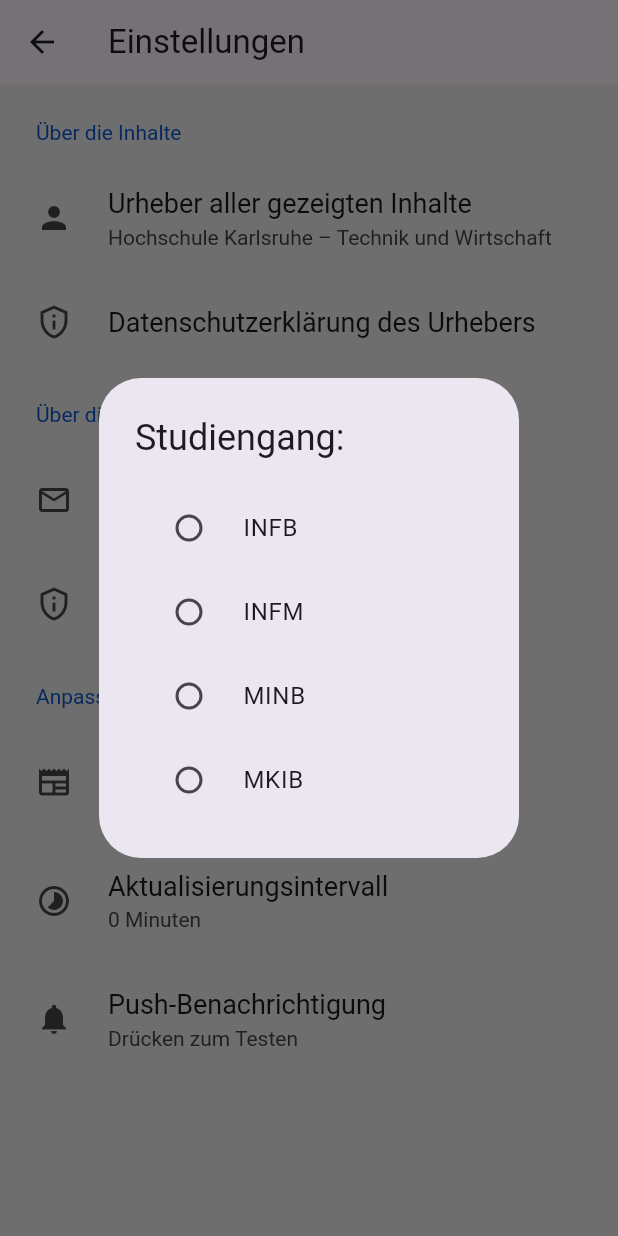
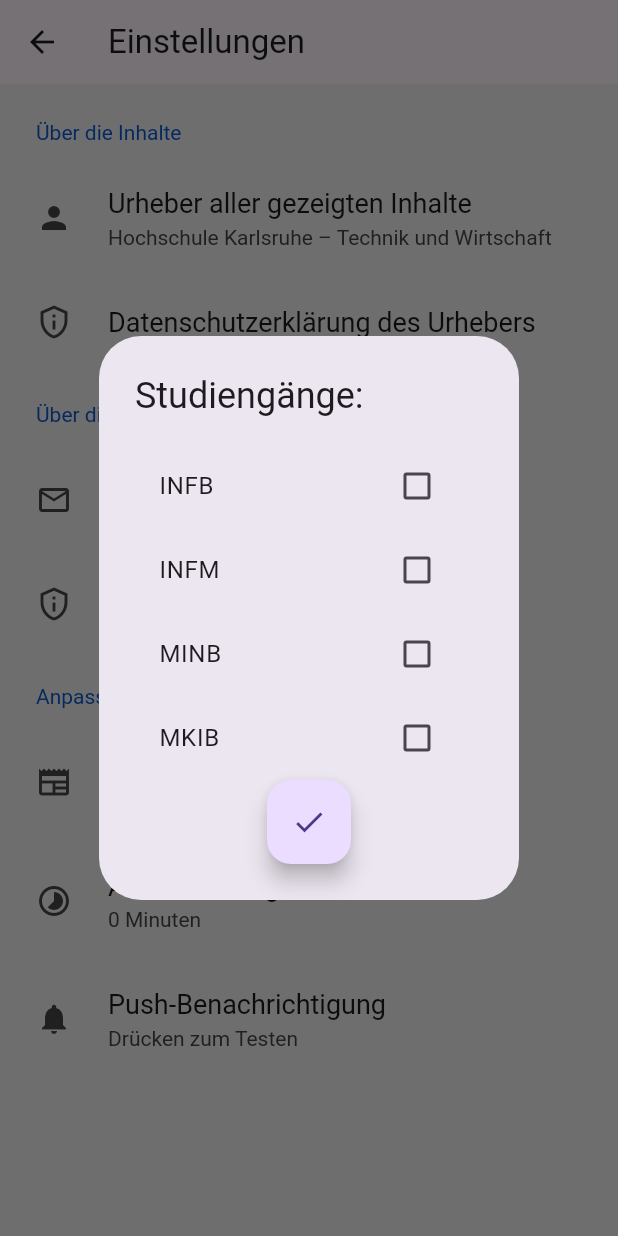
Before and after one commit to lr101/iwi_bulletinboard, a Flutter app: the SettingsPage screen opened directly with empty values, after a tap on "Studiengang", on a phone screen of 412 x 824 dp. Run offline on Flutter 3.47's test engine with Material 3 defaults, Android fonts, the phone set to English and light mode, and no system bars; drawn by our look-alikes of settings_ui; our stand-ins replace firebase_core, flutter_local_notifications, permission_handler, shared_preferences, timezone; missing offline and left inert: background_fetch; accounts and stored records are empty; generated files the repository leaves out were written again; network calls fail.

Commit message:
Not really working

```diff
--- a/lib/widgets/settings_page.dart
+++ b/lib/widgets/settings_page.dart
@@ -11,9 +11,9 @@ import '../util/notification_service.dart';
 class SettingsPage extends StatefulWidget {
   const SettingsPage({super.key, required this.schwarzesBrett, required this.onSchwarzesBrettChanged, required this.onIntervalChanged, required this.interval});
 
-  final String schwarzesBrett;
+  final List<String> schwarzesBrett;
   final int interval;
-  final Function(String) onSchwarzesBrettChanged;
+  final Function(List<String> newSetting) onSchwarzesBrettChanged;
   final Function(int) onIntervalChanged;
 
   @override
@@ -22,13 +22,13 @@ class SettingsPage extends StatefulWidget {
 
 class _SettingsPage extends State<SettingsPage> {
 
-  late String courses;
+  late Set<String> courses;
   late int interval;
 
   @override
   void initState() {
     super.initState();
-    courses = widget.schwarzesBrett;
+    courses = widget.schwarzesBrett.toSet();
     interval = widget.interval;
 
   }
@@ -90,7 +90,7 @@ class _SettingsPage extends State<SettingsPage> {
               SettingsTile.navigation(
                 leading: Icon(Icons.newspaper_outlined),
                 title: Text("Studiengang"),
-                value: Text(courses),
+                value: Text(courses.join(",")),
                 description: Text("Das schwarze Brett des st"),
                 onPressed: (_) => _showSettingsDialog(context),
               ),
@@ -108,7 +108,7 @@ class _SettingsPage extends State<SettingsPage> {
                   NotificationService().showLocalNotification(
                       id: 1,
                       title: "Test-Benachrichtigung",
-                      body: "Subtitel",
+                      body: "Subtitel" + ":\n" + "Dies ist der Testinhalt",
                       payload: "Dies ist der Testinhalt"
                   );
                 },
@@ -177,28 +177,44 @@ class _SettingsPage extends State<SettingsPage> {
       barrierDismissible: true, // user must tap button for close dialog!
       builder: (BuildContext context) {
         return AlertDialog(
-          title: const Text('Studiengang:'),
+          title: const Text('Studiengänge:'),
           content: SingleChildScrollView(
-            child: ListBody(
-              children: <String>['INFB', 'INFM', 'MINB', 'MKIB']
-                  .map((String setting) {
-                return RadioListTile<String>(
+            child: Column(
+              children: [
+                StatefulBuilder(
+                builder: (context, setStateSB) =>
+                  ListBody(
+                        children: <String>['INFB', 'INFM', 'MINB', 'MKIB'].map((String setting) {
+                          return CheckboxListTile(
                             title: Text(setting),
-                  value: setting,
-                  groupValue: widget.schwarzesBrett,
-                  onChanged: (String? value) {
-                    if (value != null) {
-                      prefs.setString('setting', value);
-                      setState(() {
-                        courses = value;
+                            value: courses.contains(setting),
+                            onChanged: (value) {
+                              setStateSB(() {
+                                  if (value != null && value) {
+                                    courses.add(setting);
+                                  } else if (value != null) {
+                                    courses.remove(setting);
+                                  }
                                 });
-                      widget.onSchwarzesBrettChanged(value);
-                    }
-                    Navigator.of(context).pop(); // Close the dialog
                             },
                           );
                         }).toList(),
                       ),
+                ),
+                Align(
+                  alignment: Alignment.bottomCenter,
+                  child: FloatingActionButton(
+                    child: Icon(Icons.done),
+                      onPressed: () {
+                    widget.onSchwarzesBrettChanged(courses.toList());
+                    setState(() {
+                      prefs.setStringList('setting', courses.toList());
+                    });
+                    Navigator.pop(context);
+                  })
+                )
+              ]
+            )
           ),
         );
       },
--- a/pubspec.yaml
+++ b/pubspec.yaml
@@ -16,7 +16,7 @@ publish_to: 'none' # Remove this line if you wish to publish to pub.dev
 # https://developer.apple.com/library/archive/documentation/General/Reference/InfoPlistKeyReference/Articles/CoreFoundationKeys.html
 # In Windows, build-name is used as the major, minor, and patch parts
 # of the product and file versions while build-number is used as the build suffix.
-version: 1.0.0+6
+version: 1.0.1+8
 
 environment:
   sdk: '>=3.2.3 <4.0.0'
@@ -57,6 +57,7 @@ dependencies:
   # The following adds the Cupertino Icons font to your application.
   # Use with the CupertinoIcons class for iOS style icons.
   cupertino_icons: ^1.0.2
+  firebase_core: ^2.27.0
 
 dev_dependencies:
   flutter_test:
```
Also changed, not shown: lib/api/fetch_news.dart (+18 -17 lines), lib/entity/announcement.dart (+4 -4 lines), lib/main.dart (+18 -8 lines), lib/util/notification_service.dart (+7 -10 lines), lib/widgets/home_page.dart (+23 -21 lines), pubspec.lock, 3 other files. Lines whose indentation alone changed are shown as unchanged.
